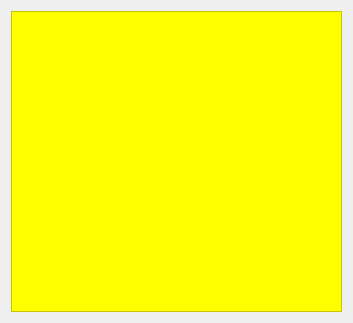
Old version of the form ui/buySale.ui in the repository 54b1d/SPAS.
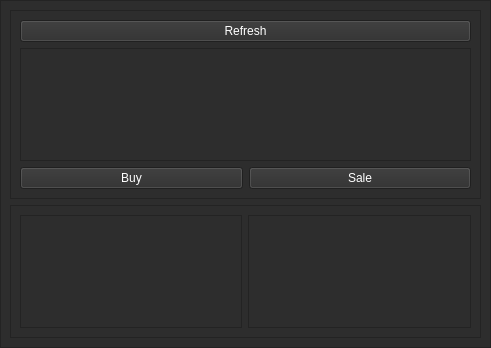
New version of the form.

```diff
--- a/ui/buySale.ui
+++ b/ui/buySale.ui
@@ -6,18 +6,32 @@
             <rect>
                 <x>0</x>
                 <y>0</y>
-                <width>353</width>
-                <height>323</height>
+    <width>491</width>
+    <height>348</height>
             </rect>
         </property>
         <property name="windowTitle">
             <string>Form</string>
         </property>
         <layout class="QVBoxLayout" name="verticalLayout">
+   <property name="leftMargin">
+    <number>0</number>
+   </property>
+   <property name="topMargin">
+    <number>0</number>
+   </property>
+   <property name="rightMargin">
+    <number>0</number>
+   </property>
+   <property name="bottomMargin">
+    <number>0</number>
+   </property>
             <item>
                 <widget class="QFrame" name="frame">
                     <property name="styleSheet">
-                        <string notr="true">background-color: yellow;</string>
+      <string notr="true">background-color: rgb(45, 45, 45);
+       color: rgb(255, 255, 255);
+      </string>
                     </property>
                     <property name="frameShape">
                         <enum>QFrame::StyledPanel</enum>
@@ -25,6 +39,66 @@
                     <property name="frameShadow">
                         <enum>QFrame::Raised</enum>
                     </property>
+     <layout class="QVBoxLayout" name="verticalLayout_2">
+      <item>
+       <widget class="QFrame" name="frame_inv_status">
+        <property name="frameShape">
+         <enum>QFrame::StyledPanel</enum>
+        </property>
+        <property name="frameShadow">
+         <enum>QFrame::Raised</enum>
+        </property>
+        <layout class="QVBoxLayout" name="verticalLayout_4">
+         <item>
+          <widget class="QPushButton" name="pb_refresh_inventory">
+           <property name="text">
+            <string>Refresh</string>
+           </property>
+          </widget>
+         </item>
+         <item>
+          <widget class="QTableWidget" name="table_inventory"/>
+         </item>
+         <item>
+          <layout class="QHBoxLayout" name="horizontalLayout">
+           <item>
+            <widget class="QPushButton" name="pb_buy">
+             <property name="text">
+              <string>Buy</string>
+             </property>
+            </widget>
+           </item>
+           <item>
+            <widget class="QPushButton" name="pb_sale">
+             <property name="text">
+              <string>Sale</string>
+             </property>
+            </widget>
+           </item>
+          </layout>
+         </item>
+        </layout>
+       </widget>
+      </item>
+      <item>
+       <widget class="QFrame" name="frame_transactions">
+        <property name="frameShape">
+         <enum>QFrame::StyledPanel</enum>
+        </property>
+        <property name="frameShadow">
+         <enum>QFrame::Raised</enum>
+        </property>
+        <layout class="QHBoxLayout" name="horizontalLayout_2">
+         <item>
+          <widget class="QTableWidget" name="table_inventory_buy"/>
+         </item>
+         <item>
+          <widget class="QTableWidget" name="table_inventory_sale"/>
+         </item>
+        </layout>
+       </widget>
+      </item>
+     </layout>
                 </widget>
             </item>
         </layout>
```
Lines whose indentation alone changed are shown as unchanged.
